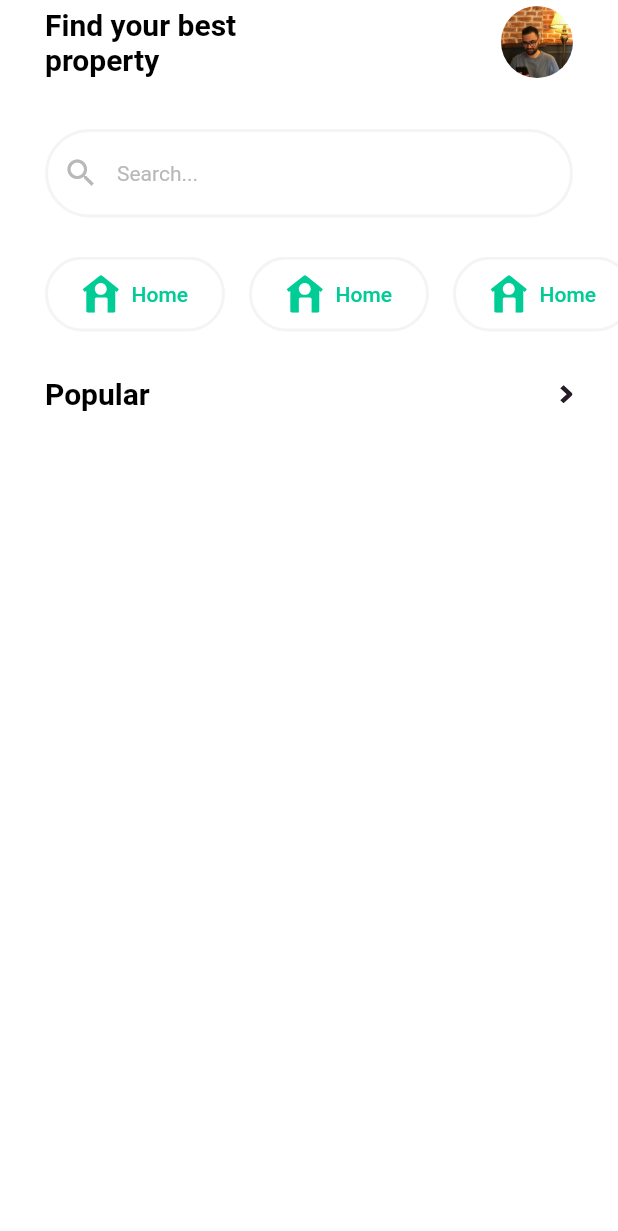
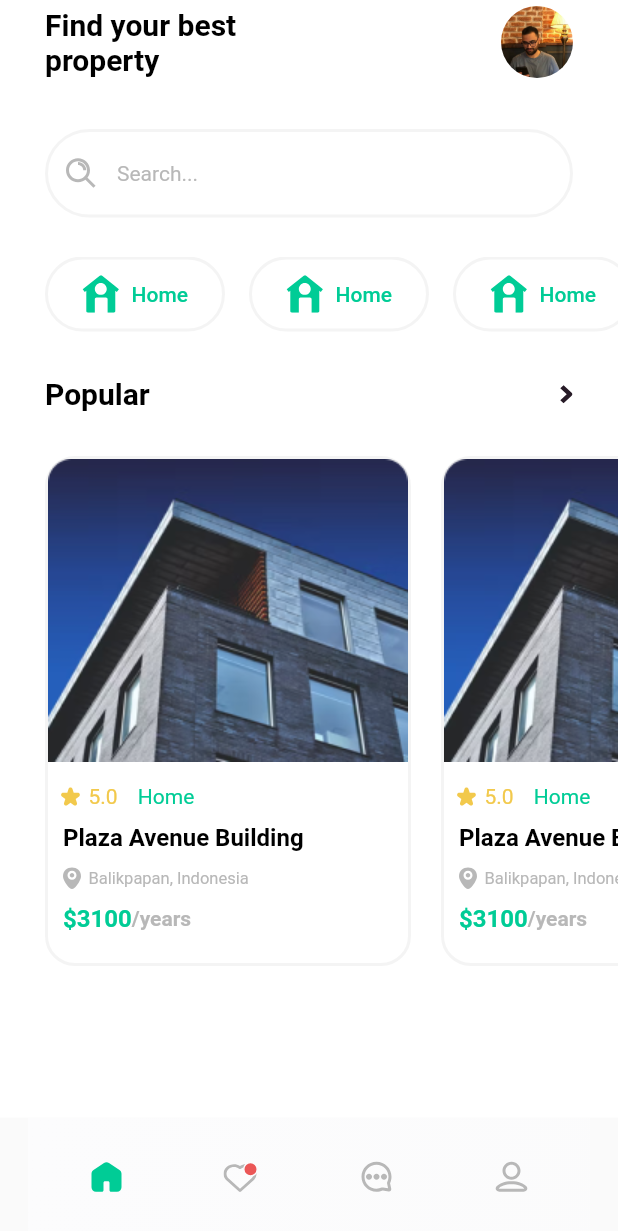
Before and after one commit to mahdinaghikhanii/realestate, a Flutter app: the screen it shows after launch, on a phone screen of 412 x 824 dp. Shown: the top 1231 px of the screen. Run offline on Flutter 3.47's test engine with Material 2 defaults, Android fonts, the phone set to English and light mode, and no system bars; our stand-ins replace flutter_svg.

Commit message:
create UI in home

```diff
--- a/lib/module/widgets/home_details_item.dart
+++ b/lib/module/widgets/home_details_item.dart
@@ -1,10 +1,91 @@
+import 'dart:ui';
+
 import 'package:flutter/material.dart';
+import 'package:flutter_svg/svg.dart';
 
-class HomeDetailsIteam extends StatelessWidget {
-  const HomeDetailsIteam({Key? key}) : super(key: key);
+class InformationHomeDetailsIteam extends StatelessWidget {
+  const InformationHomeDetailsIteam({Key? key}) : super(key: key);
 
   @override
   Widget build(BuildContext context) {
-    return Container();
+    return Padding(
+        padding: const EdgeInsets.only(right: 20),
+        child: Container(
+          decoration: BoxDecoration(
+              borderRadius: BorderRadius.circular(20),
+              border: Border.all(color: const Color(0xFFF4F4F4), width: 2)),
+          child: Column(
+              mainAxisAlignment: MainAxisAlignment.start,
+              crossAxisAlignment: CrossAxisAlignment.start,
+              children: [
+                Image.asset('assets/img/home1.png'),
+                const SizedBox(height: 15),
+                Padding(
+                  padding: const EdgeInsets.only(left: 8.0),
+                  child: Row(
+                    children: [
+                      SvgPicture.asset("assets/svg/star.svg",
+                          color: const Color(0xFFF2C94C)),
+                      const SizedBox(width: 5),
+                      const Text(
+                        '5.0',
+                        style: TextStyle(color: Color(0xFFF2C94C)),
+                      ),
+                      const SizedBox(width: 10),
+                      const Text(' Home',
+                          style: TextStyle(
+                            color: Color(0xFF00CC96),
+                            fontSize: 14,
+                          ))
+                    ],
+                  ),
+                ),
+                const SizedBox(height: 10),
+                const Padding(
+                    padding: EdgeInsets.only(left: 10),
+                    child: Text(
+                      "Plaza Avenue Building",
+                      style: TextStyle(
+                          fontSize: 16,
+                          color: Colors.black,
+                          fontWeight: FontWeight.bold),
+                    )),
+                const SizedBox(height: 10),
+                Padding(
+                  padding: const EdgeInsets.only(left: 10),
+                  child: Row(children: [
+                    SvgPicture.asset("assets/svg/location.svg",
+                        width: 12,
+                        fit: BoxFit.contain,
+                        color: const Color(0xFFB8B8B8)),
+                    const SizedBox(width: 5),
+                    const Text(
+                      'Balikpapan, Indonesia',
+                      style: TextStyle(color: Color(0xFFB8B8B8), fontSize: 11),
+                    )
+                  ]),
+                ),
+                const SizedBox(height: 10),
+                Padding(
+                  padding: const EdgeInsets.only(left: 10),
+                  child: Row(
+                    children: const [
+                      Text("\$3100",
+                          style: TextStyle(
+                              fontSize: 16,
+                              color: Color(
+                                0xFF00CC96,
+                              ),
+                              fontWeight: FontWeight.bold)),
+                      Text("/years",
+                          style: TextStyle(
+                              fontSize: 14,
+                              color: Color(0xFFB8B8B8),
+                              fontWeight: FontWeight.bold)),
+                    ],
+                  ),
+                )
+              ]),
+        ));
   }
 }
--- a/lib/module/widgets/input_text.dart
+++ b/lib/module/widgets/input_text.dart
@@ -1,4 +1,5 @@
 import 'package:flutter/material.dart';
+import 'package:flutter_svg/svg.dart';
 
 class MInputText extends StatelessWidget {
   const MInputText({Key? key}) : super(key: key);
@@ -8,8 +9,8 @@ class MInputText extends StatelessWidget {
     return TextField(
       decoration: InputDecoration(
         contentPadding: const EdgeInsets.symmetric(vertical: 20),
-        prefixIcon:
-            const Icon(Icons.search, color: Color(0xFFB8B8B8), size: 24),
+        prefixIcon: SvgPicture.asset('assets/svg/search.svg',
+            fit: BoxFit.scaleDown, width: 26, color: const Color(0xFFB8B8B8)),
         hintText: "Search...",
         hintStyle: const TextStyle(color: Color(0xFFB8B8B8), fontSize: 14),
         enabledBorder: OutlineInputBorder(
--- a/lib/views/home.dart
+++ b/lib/views/home.dart
@@ -1,5 +1,6 @@
 import 'package:flutter/material.dart';
 import 'package:flutter_svg/flutter_svg.dart';
+import 'package:realestate/module/widgets/home_details_item.dart';
 
 import '../module/widgets/category_iteam.dart';
 import '../module/widgets/input_text.dart';
@@ -10,6 +11,7 @@ class Home extends StatelessWidget {
   @override
   Widget build(BuildContext context) {
     return Scaffold(
+        bottomNavigationBar: SvgPicture.asset("assets/svg/listbar.svg"),
         appBar: AppBar(
           elevation: 0,
           backgroundColor: const Color(0xFFFFFFFF),
@@ -80,7 +82,19 @@ class Home extends StatelessWidget {
                         const Spacer(),
                         SvgPicture.asset("assets/svg/right.svg")
                       ],
-                    ))
+                    )),
+                Padding(
+                  padding: const EdgeInsets.only(left: 30, top: 30),
+                  child: SizedBox(
+                      width: double.infinity,
+                      height: 340,
+                      child: ListView.builder(
+                          scrollDirection: Axis.horizontal,
+                          itemCount: 3,
+                          itemBuilder: (context, index) {
+                            return const InformationHomeDetailsIteam();
+                          })),
+                ),
               ],
             ),
           ),
--- a/pubspec.yaml
+++ b/pubspec.yaml
@@ -35,6 +35,7 @@ dependencies:
   # Use with the CupertinoIcons class for iOS style icons.
   cupertino_icons: ^1.0.2
   flutter_svg: ^1.1.3
+  loading_animation_widget: ^1.2.0+2
 
 dev_dependencies:
   flutter_test:
```
Also changed, not shown: assets/svg/apartmen.svg (added), assets/svg/listbar.svg (added), assets/svg/location.svg (added), assets/svg/search.svg (added), assets/svg/star.svg (added), assets/svg/vila.svg (added), pubspec.lock.
